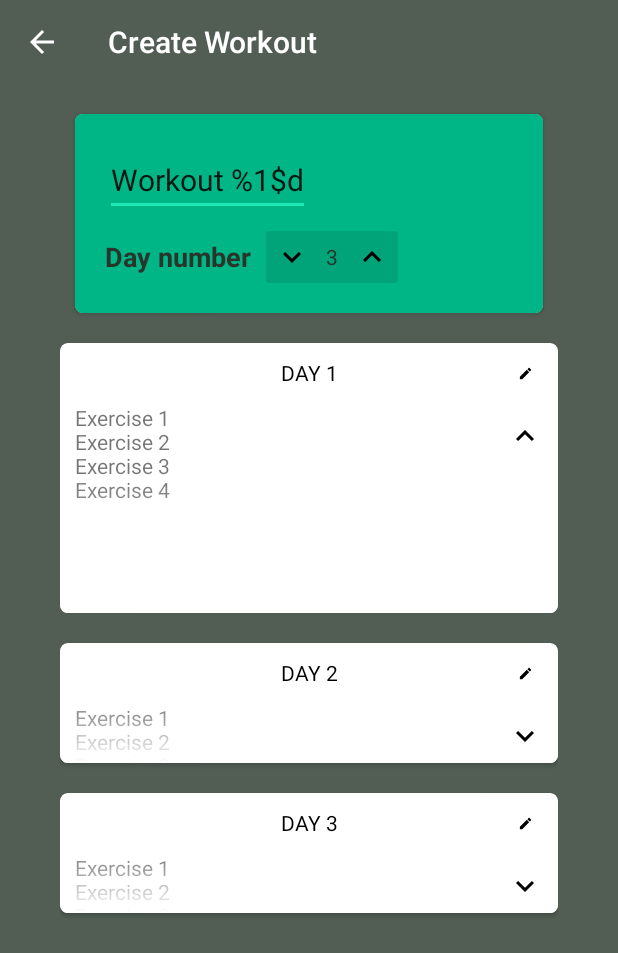
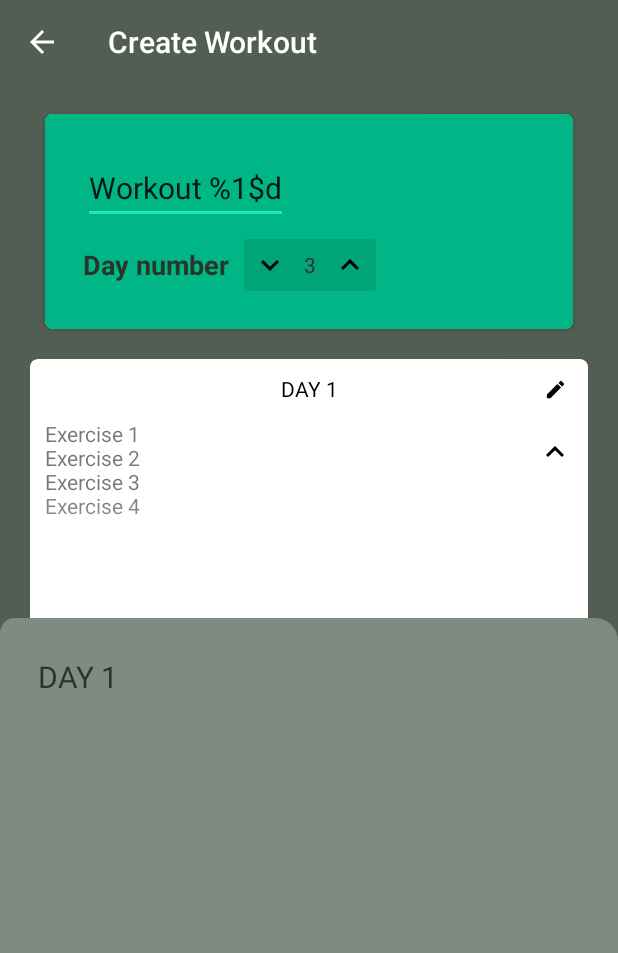
Before and after one commit to augarte/Sendo-Android, an Android app: the CreateWorkoutActivity screen opened directly, with no data from a screen before it, after a tap on an icon or button, on a phone screen of 412 x 824 dp. Shown: the top 953 px of the screen. Run offline under Robolectric (Android 15) with nearby library versions, the phone set to English and light mode, and no system bars; 1 other tap on this screen came first.

Commit message:
fixed some bugs on bottomsheet

```diff
--- a/app/src/main/java/augarte/sendo/activity/CreateWorkoutActivity.kt
+++ b/app/src/main/java/augarte/sendo/activity/CreateWorkoutActivity.kt
@@ -1,7 +1,5 @@
 package augarte.sendo.activity
 
-import android.animation.ValueAnimator
-import android.graphics.drawable.GradientDrawable
 import android.os.Bundle
 import android.util.Log
 import android.view.View
@@ -39,6 +37,26 @@ class CreateWorkoutActivity : AppCompatActivity() {
 
         val lManager = LinearLayoutManager(applicationContext)
         val workoutAdapter = CreateWorkoutAdapter(dayList, day_rv)
+        workoutAdapter.onDayEdit = { title ->
+            /*bottomsheet.setBottomSheetListener(object : BottomSheetBehavior.BottomSheetCallback() {
+                override fun onStateChanged(bottomSheet: View, newState: Int) {
+
+                    when (newState) {
+                        BottomSheetBehavior.STATE_DRAGGING -> Log.e("Bottom Sheet Behaviour", "STATE_DRAGGING")
+                        BottomSheetBehavior.STATE_SETTLING -> Log.e("Bottom Sheet Behaviour", "STATE_SETTLING")
+                        BottomSheetBehavior.STATE_EXPANDED ->{}
+                        BottomSheetBehavior.STATE_COLLAPSED -> Log.e("Bottom Sheet Behaviour", "STATE_COLLAPSED")
+                        BottomSheetBehavior.STATE_HIDDEN -> Log.e("Bottom Sheet Behaviour", "STATE_HIDDEN")
+                        BottomSheetBehavior.STATE_HALF_EXPANDED -> Log.e("Bottom Sheet Behaviour", "STATE_SETTLING")
+                    }
+                }
+
+                override fun onSlide(bottomSheet: View, slideOffset: Float) {
+
+                }
+            })*/
+            bottomsheet.setFragment(ExerciseChooserFragment(title))
+        }
         val animator = object : DefaultItemAnimator() {
             override fun canReuseUpdatedViewHolder(viewHolder: RecyclerView.ViewHolder): Boolean {
                 return true
@@ -72,25 +90,7 @@ class CreateWorkoutActivity : AppCompatActivity() {
         create_workout_button.startAnimation(shake)
 
         create_workout_button.setOnClickListener{
-            bottomsheet.setBottomSheetListener(object : BottomSheetBehavior.BottomSheetCallback() {
-                override fun onStateChanged(bottomSheet: View, newState: Int) {
-                    when (newState) {
-                        BottomSheetBehavior.STATE_COLLAPSED -> Log.e("Bottom Sheet Behaviour", "STATE_COLLAPSED")
-                        BottomSheetBehavior.STATE_DRAGGING -> Log.e("Bottom Sheet Behaviour", "STATE_DRAGGING")
-                        BottomSheetBehavior.STATE_EXPANDED ->{
 
-                        }
-                        BottomSheetBehavior.STATE_HIDDEN -> Log.e("Bottom Sheet Behaviour", "STATE_HIDDEN")
-                        BottomSheetBehavior.STATE_SETTLING -> Log.e("Bottom Sheet Behaviour", "STATE_SETTLING")
-                        BottomSheetBehavior.STATE_HALF_EXPANDED -> Log.e("Bottom Sheet Behaviour", "STATE_SETTLING")
-                    }
-                }
-
-                override fun onSlide(bottomSheet: View, slideOffset: Float) {
-
-                }
-            })
-            bottomsheet.setFragment(ExerciseChooserFragment())
         }
     }
 }
--- a/app/src/main/java/augarte/sendo/adapter/CreateWorkoutAdapter.kt
+++ b/app/src/main/java/augarte/sendo/adapter/CreateWorkoutAdapter.kt
@@ -13,6 +13,7 @@ import androidx.recyclerview.widget.RecyclerView
 import augarte.sendo.*
 import augarte.sendo.dataModel.Day
 import augarte.sendo.dataModel.Exercise
+import augarte.sendo.dataModel.Workout
 import com.google.android.material.bottomsheet.BottomSheetBehavior
 import com.google.android.material.bottomsheet.BottomSheetDialog
 import com.google.android.material.bottomsheet.BottomSheetDialogFragment
@@ -21,6 +22,8 @@ import kotlinx.android.synthetic.main.item_day_card.view.*
 import java.util.zip.Inflater
 
 class CreateWorkoutAdapter(private val items : ArrayList<Day>, val rv : RecyclerView) : RecyclerView.Adapter<CreateWorkoutAdapter.ViewHolder>() {
+
+    var onDayEdit: ((title: String) -> Unit)? = null
 
     private lateinit var inflater: LayoutInflater
     private lateinit var context: Context
@@ -59,18 +62,7 @@ class CreateWorkoutAdapter(private val items : ArrayList<Day>, val rv : Recycler
         holder.arrow.setOnClickListener(listener)
 
         holder.edit.setOnClickListener{
-
-
-/*            btBottomSheet.setOnClickListener(View.OnClickListener {
-                expandCloseSheet()
-            })
-
-            btBottomSheetDialog.setOnClickListener(View.OnClickListener {
-                val view = layoutInflater.inflate(R.layout.bottom_sheet_dialog, null)
-                val dialog = BottomSheetDialog(this)
-                dialog.setContentView(view)
-                dialog.show()
-            })*/
+            onDayEdit?.invoke(item.name.toString())
         }
 
         if (position!=0 && !newItem)  {
--- a/app/src/main/java/augarte/sendo/adapter/WorkoutAdapter.kt
+++ b/app/src/main/java/augarte/sendo/adapter/WorkoutAdapter.kt
@@ -39,9 +39,5 @@ class WorkoutAdapter(private val items : ArrayList<Workout>) : RecyclerView.Adap
         val titleTV : TextView? = view.card_text
         val backgroundIV : ImageView? = view.card_image
         val card : CardView = view.workout_card
-
-        init {
-
-        }
     }
 }
--- a/app/src/main/java/augarte/sendo/fragment/ExerciseChooserFragment.kt
+++ b/app/src/main/java/augarte/sendo/fragment/ExerciseChooserFragment.kt
@@ -4,10 +4,17 @@ import android.os.Bundle
 import android.view.*
 import androidx.fragment.app.Fragment
 import augarte.sendo.R
+import kotlinx.android.synthetic.main.botttomsheet_choose_exercise.*
 
-class ExerciseChooserFragment : Fragment() {
+class ExerciseChooserFragment(var title: String) : Fragment() {
 
     override fun onCreateView(inflater: LayoutInflater, container: ViewGroup?, savedInstanceState: Bundle?): View? {
         return inflater.inflate(R.layout.botttomsheet_choose_exercise, container, false)
     }
+
+    override fun onViewCreated(view: View, savedInstanceState: Bundle?) {
+        super.onViewCreated(view, savedInstanceState)
+
+        day_title.text = title
+    }
 }
--- a/app/src/main/java/augarte/sendo/fragment/HomeFragment.kt
+++ b/app/src/main/java/augarte/sendo/fragment/HomeFragment.kt
@@ -61,7 +61,7 @@ class HomeFragment : Fragment(){
             }
         }
         workout_rv.apply {
-            layoutManager = LinearLayoutManager(context, RecyclerView.HORIZONTAL, false)
+            layoutManager = LinearLayoutManager(context, RecyclerView.VERTICAL, false)
             adapter = workoutAdapter
         }
 
--- a/app/src/main/java/augarte/sendo/view/BottomSheet.kt
+++ b/app/src/main/java/augarte/sendo/view/BottomSheet.kt
@@ -27,6 +27,7 @@ class BottomSheet @JvmOverloads constructor(context: Context, attrs: AttributeSe
             override fun onStateChanged(bottomSheet: View, newState: Int) {
                 if (newState != BottomSheetBehavior.STATE_EXPANDED){
                     bottomSheetLayout.setBackgroundResource(R.drawable.bottomsheet_border)
+                    close.visibility = View.GONE
                 }
 
                 when (newState) {
@@ -34,6 +35,7 @@ class BottomSheet @JvmOverloads constructor(context: Context, attrs: AttributeSe
                     BottomSheetBehavior.STATE_DRAGGING -> Log.e("Bottom Sheet Behaviour", "STATE_DRAGGING")
                     BottomSheetBehavior.STATE_EXPANDED ->{
                         bottomSheetLayout.setBackgroundResource(R.drawable.bottomsheet_full)
+                        close.visibility  = View.VISIBLE
                     }
                     BottomSheetBehavior.STATE_HIDDEN -> Log.e("Bottom Sheet Behaviour", "STATE_HIDDEN")
                     BottomSheetBehavior.STATE_SETTLING -> Log.e("Bottom Sheet Behaviour", "STATE_SETTLING")
@@ -42,9 +44,13 @@ class BottomSheet @JvmOverloads constructor(context: Context, attrs: AttributeSe
             }
 
             override fun onSlide(bottomSheet: View, slideOffset: Float) {
-
+                bottomsheet_background.alpha = slideOffset
             }
         })
+
+        close.setOnClickListener{
+            setState(BottomSheetBehavior.STATE_HIDDEN)
+        }
     }
 
     fun setBottomSheetListener(listener: BottomSheetBehavior.BottomSheetCallback){
--- a/app/src/main/res/drawable/bottomsheet_border.xml
+++ b/app/src/main/res/drawable/bottomsheet_border.xml
@@ -1,7 +1,5 @@
 <?xml version="1.0" encoding="utf-8"?>
 <shape xmlns:android="http://schemas.android.com/apk/res/android">
-
-    <solid android:color="@color/white" />
-    <corners android:topLeftRadius="10dp" android:topRightRadius="10dp"/>
-
+    <solid android:color="@color/bottom_sheet_fragment_background" />
+    <corners android:topLeftRadius="10dp" android:topRightRadius="15dp"/>
 </shape>
--- a/app/src/main/res/drawable/bottomsheet_full.xml
+++ b/app/src/main/res/drawable/bottomsheet_full.xml
@@ -1,4 +1,4 @@
 <?xml version="1.0" encoding="utf-8"?>
 <shape xmlns:android="http://schemas.android.com/apk/res/android">
-    <solid android:color="@color/white" />
+    <solid android:color="@color/bottom_sheet_fragment_background" />
 </shape>
--- /dev/null
+++ b/app/src/main/res/drawable/ic_close.xml
@@ -0,0 +1,9 @@
+<vector xmlns:android="http://schemas.android.com/apk/res/android"
+    android:width="24dp"
+    android:height="24dp"
+    android:viewportWidth="24"
+    android:viewportHeight="24">
+  <path
+      android:fillColor="#FF000000"
+      android:pathData="M19,6.41L17.59,5 12,10.59 6.41,5 5,6.41 10.59,12 5,17.59 6.41,19 12,13.41 17.59,19 19,17.59 13.41,12z"/>
+</vector>
--- a/app/src/main/res/layout/activity_create_workout.xml
+++ b/app/src/main/res/layout/activity_create_workout.xml
@@ -18,9 +18,9 @@
         android:layout_width="match_parent"
         android:layout_height="match_parent"
         android:layout_marginTop="?attr/actionBarSize"
-        android:paddingTop="@dimen/padding_medium"
-        android:paddingStart="@dimen/padding_xlarge"
-        android:paddingEnd="@dimen/padding_xlarge"
+        android:paddingTop="@dimen/padding_medium_small"
+        android:paddingStart="@dimen/padding_medium_lage"
+        android:paddingEnd="@dimen/padding_medium_lage"
         android:clipToPadding="false"
         android:orientation="vertical">
 
--- a/app/src/main/res/layout/botttomsheet_choose_exercise.xml
+++ b/app/src/main/res/layout/botttomsheet_choose_exercise.xml
@@ -5,13 +5,17 @@
     android:orientation="vertical"
     android:layout_width="match_parent"
     android:layout_height="match_parent"
+    android:padding="@dimen/padding_large"
     app:behavior_hideable="true"
     app:behavior_peekHeight="56dp"
     app:layout_behavior="android.support.design.widget.BottomSheetBehavior">
 
     <TextView
+        android:id="@+id/day_title"
         android:layout_width="wrap_content"
         android:layout_height="wrap_content"
-        android:text="AAAAAAAAAAAAAAAA" />
+        android:text="Day Tilte"
+        android:textSize="@dimen/text_xlarge"
+        android:textColor="@color/primaryText"/>
 
 </LinearLayout>
--- a/app/src/main/res/layout/item_bottomsheet.xml
+++ b/app/src/main/res/layout/item_bottomsheet.xml
@@ -1,11 +1,24 @@
 <?xml version="1.0" encoding="utf-8"?>
-<RelativeLayout xmlns:android="http://schemas.android.com/apk/res/android"
+<androidx.coordinatorlayout.widget.CoordinatorLayout
+    xmlns:android="http://schemas.android.com/apk/res/android"
     xmlns:app="http://schemas.android.com/apk/res-auto"
+    android:layout_width="match_parent"
+    android:layout_height="match_parent">
+
+    <View
+        android:id="@+id/bottomsheet_background"
+        android:layout_width="match_parent"
+        android:layout_height="match_parent"
+        android:background="@color/bottom_sheet_background"
+        android:alpha="0"/>
+
+    <RelativeLayout
         android:id="@+id/bottomSheetLayout"
         android:layout_width="match_parent"
         android:layout_height="match_parent"
         android:background="@drawable/bottomsheet_border"
         app:behavior_hideable="true"
+        app:behavior_peekHeight="500dp"
         app:layout_behavior="@string/bottom_sheet_behavior">
 
         <FrameLayout
@@ -13,4 +26,21 @@
             android:layout_width="match_parent"
             android:layout_height="match_parent"/>
 
+
+        <ImageButton
+            android:id="@+id/close"
+            android:layout_width="wrap_content"
+            android:layout_height="wrap_content"
+            android:layout_margin="@dimen/padding_medium"
+            android:padding="@dimen/padding_medium_small"
+            android:src="@drawable/ic_close"
+            android:tint="@color/colorPrimaryDark"
+            android:background="?attr/selectableItemBackgroundBorderless"
+            android:layout_alignParentTop="true"
+            android:layout_alignParentEnd="true"
+            android:visibility="gone"/>
     </RelativeLayout>
+
+
+
+</androidx.coordinatorlayout.widget.CoordinatorLayout>
--- a/app/src/main/res/layout/item_day_card.xml
+++ b/app/src/main/res/layout/item_day_card.xml
@@ -17,7 +17,7 @@
                 android:layout_width="match_parent"
                 android:layout_height="40dp"
                 android:gravity="center_horizontal"
-                android:padding="@dimen/padding_medium"
+                android:padding="@dimen/padding_medium_small"
                 android:text="DAY 1"
                 android:textColor="@color/black"
                 android:textAllCaps="true"
@@ -29,8 +29,8 @@
                 android:id="@+id/exercise_list"
                 android:layout_width="0dp"
                 android:layout_height="0dp"
-                android:paddingStart="@dimen/padding_medium"
-                android:paddingEnd="@dimen/padding_medium"
+                android:paddingStart="@dimen/padding_medium_small"
+                android:paddingEnd="@dimen/padding_medium_small"
                 app:layout_constraintTop_toBottomOf="@id/card_title"
                 app:layout_constraintBottom_toBottomOf="parent"
                 app:layout_constraintStart_toStartOf="parent"
@@ -38,10 +38,10 @@
 
             <androidx.appcompat.widget.AppCompatImageButton
                 android:id="@+id/edit"
-                android:layout_width="30dp"
-                android:layout_height="30dp"
+                android:layout_width="35dp"
+                android:layout_height="35dp"
                 android:elevation="5dp"
-                android:padding="@dimen/padding_medium"
+                android:padding="@dimen/padding_medium_small"
                 android:background="?attr/selectableItemBackgroundBorderless"
                 android:src="@drawable/ic_edit"
                 android:scaleType="fitCenter"
@@ -55,7 +55,7 @@
                 android:layout_width="wrap_content"
                 android:layout_height="wrap_content"
                 android:elevation="5dp"
-                android:padding="@dimen/padding_medium"
+                android:padding="@dimen/padding_medium_small"
                 android:background="?attr/selectableItemBackgroundBorderless"
                 android:src="@drawable/ic_arrow_down"
                 app:layout_constraintEnd_toEndOf="parent"
--- a/app/src/main/res/layout/item_workout_card.xml
+++ b/app/src/main/res/layout/item_workout_card.xml
@@ -3,7 +3,10 @@
     xmlns:app="http://schemas.android.com/apk/res-auto"
     android:layout_width="match_parent"
     android:layout_height="wrap_content"
-    android:padding="@dimen/padding_medium"
+    android:paddingStart="@dimen/padding_medium_lage"
+    android:paddingEnd="@dimen/padding_medium_lage"
+    android:paddingTop="@dimen/padding_medium_small"
+    android:paddingBottom="@dimen/padding_medium_small"
     android:clipToPadding="false">
 
     <androidx.cardview.widget.CardView
@@ -11,8 +14,6 @@
         android:transitionName="workoutCard"
         android:layout_width="match_parent"
         android:layout_height="100dp"
-        android:layout_marginStart="@dimen/margin_small_medium"
-        android:layout_marginEnd="@dimen/margin_small_medium"
         android:foreground="?attr/selectableItemBackgroundBorderless"
         android:clickable="true"
         android:focusable="true"
--- a/app/src/main/res/values/colors.xml
+++ b/app/src/main/res/values/colors.xml
@@ -8,8 +8,14 @@
     <color name="colorAccentDark">#00b686</color>
     <color name="colorAccentLight">#6effe8</color>
 
+    <!--TEXT-->
     <color name="primaryText">@color/colorPrimaryDark</color>
     <color name="secondaryText">@color/colorPrimaryLight</color>
+
+    <!--VIEWS-->
+    <color name="bottom_sheet_fragment_background">@color/colorPrimaryLight</color>
+    <color name="bottom_sheet_background">@color/colorPrimaryDark</color>
+
 
     <!--ICONS-->
     <color name="fabIcon">@color/black</color>
--- a/app/src/main/res/values/dimens.xml
+++ b/app/src/main/res/values/dimens.xml
@@ -17,13 +17,13 @@
 
 
     <!--PADDINGS-->
-    <dimen name="padding_xlarge">40dp</dimen>
-    <dimen name="padding_large">20dp</dimen>
-    <dimen name="padding_medium_lage">15dp</dimen>
-    <dimen name="padding_medium">10dp</dimen>
-    <dimen name="padding_medium_small">7.5dp</dimen>
+    <dimen name="padding_xlarge">30dp</dimen>
+    <dimen name="padding_large">25dp</dimen>
+    <dimen name="padding_medium_lage">20dp</dimen>
+    <dimen name="padding_medium">15dp</dimen>
+    <dimen name="padding_medium_small">10dp</dimen>
     <dimen name="padding_small">5dp</dimen>
-    <dimen name="padding_xsmall">2.5dp</dimen>
+    <dimen name="padding_xsmall">2dp</dimen>
     <dimen name="pading_1dp">1dp</dimen>
 
     <!--MARGINS-->
```
Lines whose indentation alone changed are shown as unchanged.
